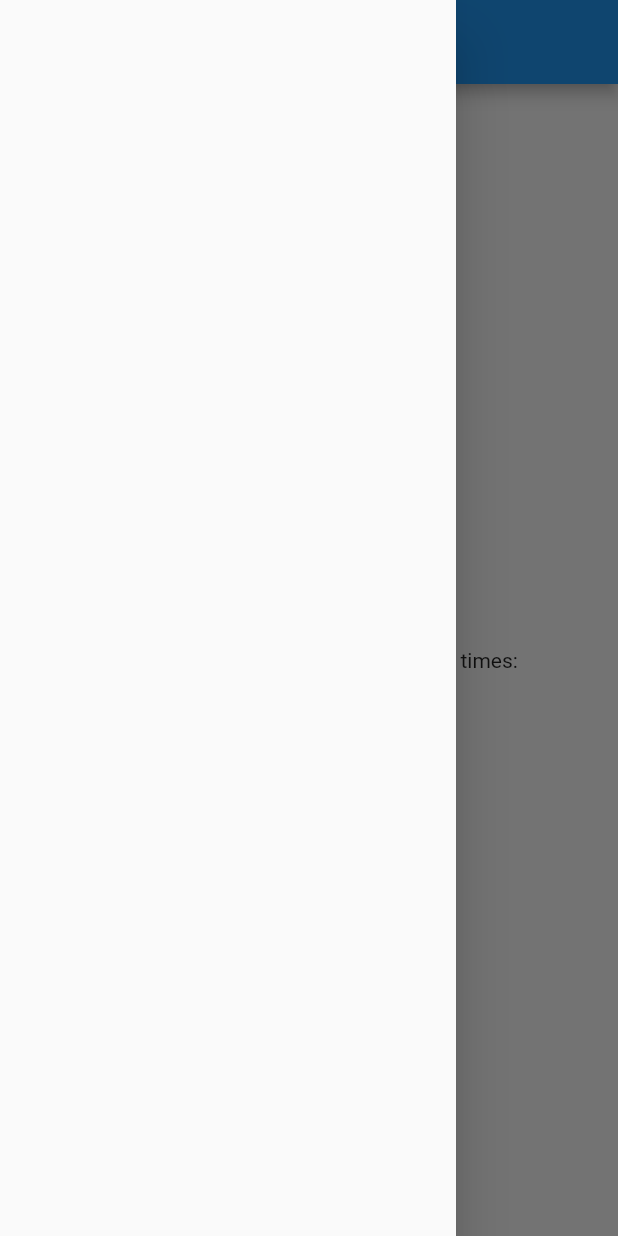
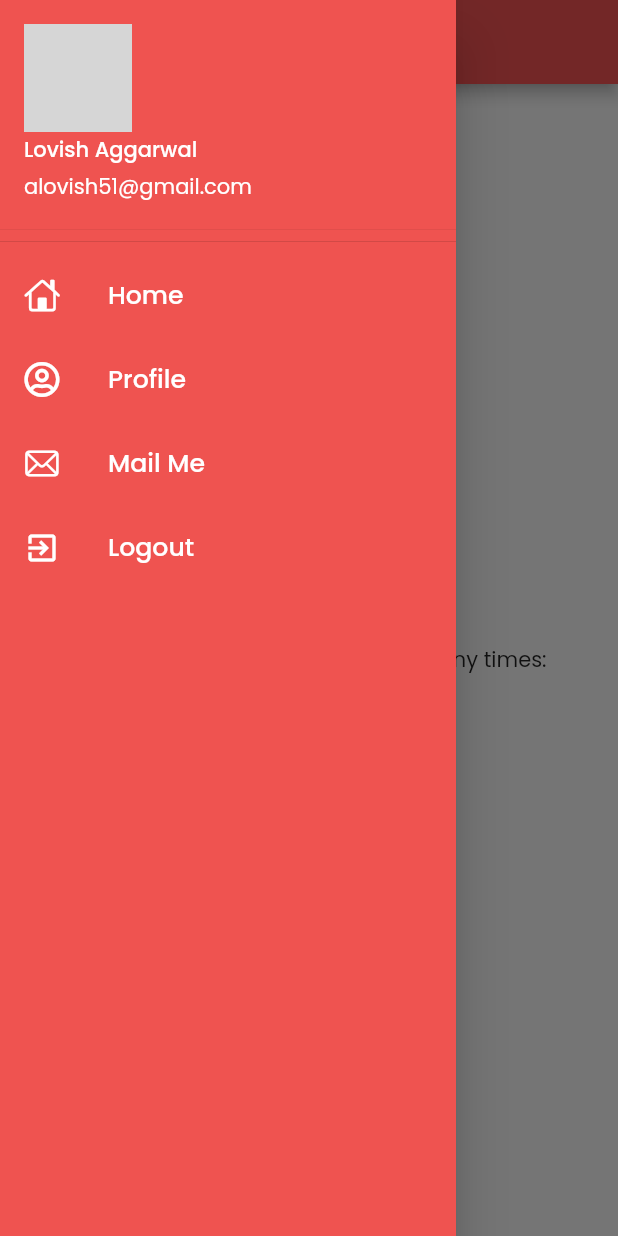
Before and after one commit to lovishaggarwal/Catalogue-App, a Flutter app: the screen it shows after launch, with the side drawer open, on a phone screen of 412 x 824 dp. Run offline on Flutter 3.47's test engine with Material 2 defaults, Android fonts, the phone set to English and light mode, and no system bars; our stand-ins replace auto_size_text, device_preview, font_awesome_flutter, google_fonts; network calls fail; grey boxes are pictures that could not be loaded.

Commit message:
First Commit

```diff
--- a/lib/main.dart
+++ b/lib/main.dart
@@ -1,19 +1,44 @@
+import 'package:device_preview/device_preview.dart';
+import 'package:flutter/foundation.dart';
 import 'package:flutter/material.dart';
-import 'homepage.dart';
+import 'package:google_fonts/google_fonts.dart';
+import 'pages/homeScreen.dart';
+import 'pages/loginScreen.dart';
+import 'utils/routes.dart';
 
 void main() {
-  runApp(MyApp());
+  runApp(
+    DevicePreview(
+      enabled: !kReleaseMode,
+      builder: (context) => MyApp(), // Wrap your app
+    ),
+  );
 }
 
 class MyApp extends StatelessWidget {
   @override
   Widget build(BuildContext context) {
     return MaterialApp(
+      locale: DevicePreview.locale(context), // Add the locale here
+      builder: DevicePreview.appBuilder,
+      debugShowCheckedModeBanner: false,
+
       title: 'Flutter Demo',
+      themeMode: ThemeMode.light,
+      darkTheme: ThemeData(
+        brightness: Brightness.dark,
+      ),
       theme: ThemeData(
+        scaffoldBackgroundColor: Colors.white,
         primarySwatch: Colors.blue,
+        fontFamily: GoogleFonts.poppins().fontFamily,
       ),
-      home: HomePage(),
+      // home: HomeScreen(),
+      initialRoute: Routes.homeRoute,
+      routes: {
+        Routes.homeRoute: (context) => HomeScreen(),
+        Routes.loginRoute: (context) => LoginScreen()
+      },
     );
   }
 }
--- a/lib/homepage.dart
+++ b/lib/pages/homeScreen.dart
@@ -1,15 +1,19 @@
+import 'package:catalogue_app/utils/constants.dart';
+import 'package:catalogue_app/widgets/customDrawer.dart';
 import 'package:flutter/material.dart';
 
-class HomePage extends StatefulWidget {
+class HomeScreen extends StatefulWidget {
   @override
-  _HomePageState createState() => _HomePageState();
+  _HomeScreenState createState() => _HomeScreenState();
 }
 
-class _HomePageState extends State<HomePage> {
+class _HomeScreenState extends State<HomeScreen> {
   @override
   Widget build(BuildContext context) {
     return Scaffold(
-      appBar: AppBar(),
+      appBar: AppBar(
+        backgroundColor: customRed,
+      ),
       body: Center(
         child: Column(
           mainAxisAlignment: MainAxisAlignment.center,
@@ -20,7 +24,7 @@ class _HomePageState extends State<HomePage> {
           ],
         ),
       ),
-      drawer: Drawer(),
+      drawer: CustomDrawer(),
     );
   }
 }
--- /dev/null
+++ b/lib/utils/constants.dart
@@ -0,0 +1,3 @@
+import 'package:flutter/material.dart';
+
+Color customRed = Color(0xffFB5656);
--- /dev/null
+++ b/lib/utils/routes.dart
@@ -0,0 +1,4 @@
+class Routes {
+  static String homeRoute = '/home';
+  static String loginRoute = '/login';
+}
--- /dev/null
+++ b/lib/widgets/customDrawer.dart
@@ -0,0 +1,64 @@
+import 'package:catalogue_app/utils/constants.dart';
+import 'package:flutter/cupertino.dart';
+import 'package:flutter/material.dart';
+import 'package:font_awesome_flutter/font_awesome_flutter.dart';
+
+class CustomDrawer extends StatelessWidget {
+  @override
+  Widget build(BuildContext context) {
+    return Drawer(
+      child: Container(
+        color: Colors.red.shade400,
+        child: ListView(
+          padding: EdgeInsets.all(0),
+          children: [
+            DrawerHeader(
+              padding: EdgeInsets.zero,
+              child: UserAccountsDrawerHeader(
+                decoration: BoxDecoration(color: Colors.red.shade400),
+                accountName: Text('Lovish Aggarwal'),
+                accountEmail: Text('alovish51@gmail.com'),
+                currentAccountPicture: CircleAvatar(
+                  backgroundImage: NetworkImage(
+                      'https://avatars.githubusercontent.com/u/51361111?v=4'),
+                ),
+              ),
+            ),
+            ListTile(
+              leading: Icon(CupertinoIcons.home, color: Colors.white),
+              title: Text(
+                'Home',
+                textScaleFactor: 1.2,
+                style: TextStyle(color: Colors.white),
+              ),
+            ),
+            ListTile(
+              leading: Icon(FontAwesomeIcons.userCircle, color: Colors.white),
+              title: Text(
+                'Profile',
+                textScaleFactor: 1.2,
+                style: TextStyle(color: Colors.white),
+              ),
+            ),
+            ListTile(
+              leading: Icon(CupertinoIcons.mail, color: Colors.white),
+              title: Text(
+                'Mail Me',
+                textScaleFactor: 1.2,
+                style: TextStyle(color: Colors.white),
+              ),
+            ),
+            ListTile(
+              leading: Icon(Icons.exit_to_app, color: Colors.white),
+              title: Text(
+                'Logout',
+                textScaleFactor: 1.2,
+                style: TextStyle(color: Colors.white),
+              ),
+            ),
+          ],
+        ),
+      ),
+    );
+  }
+}
```
Also changed, not shown: lib/pages/loginScreen.dart (added, +119 -0 lines), pubspec.yaml (+9 -49 lines), assets/images/login.png (added), assets/images/login1.png (added), pubspec.lock.
